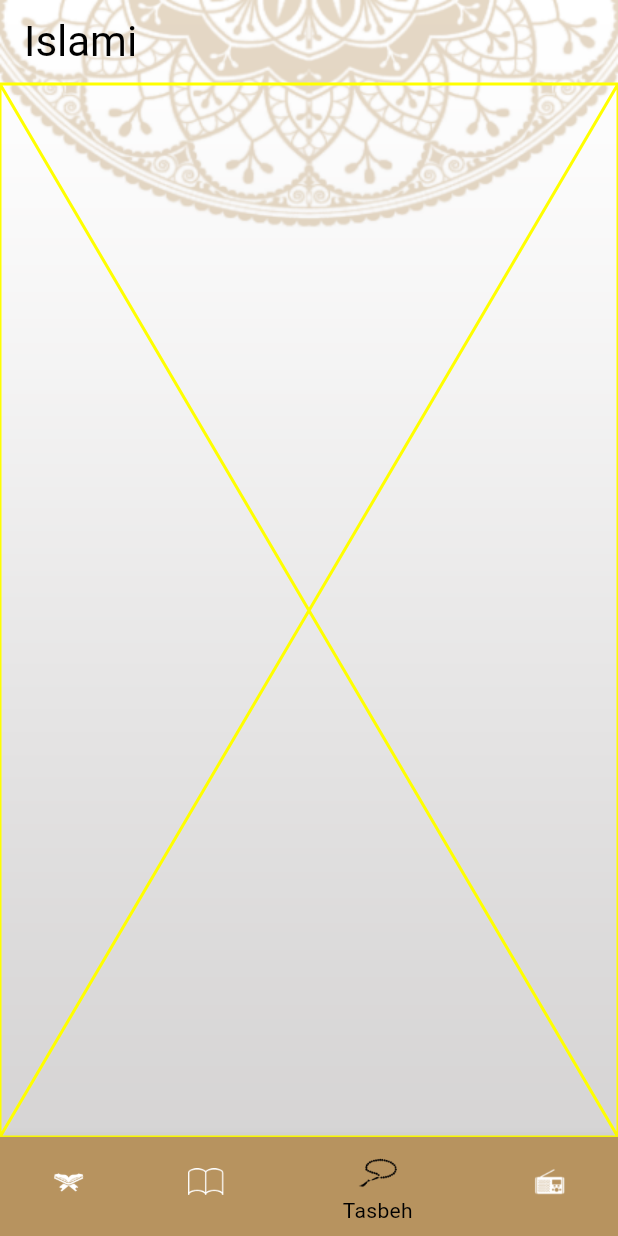
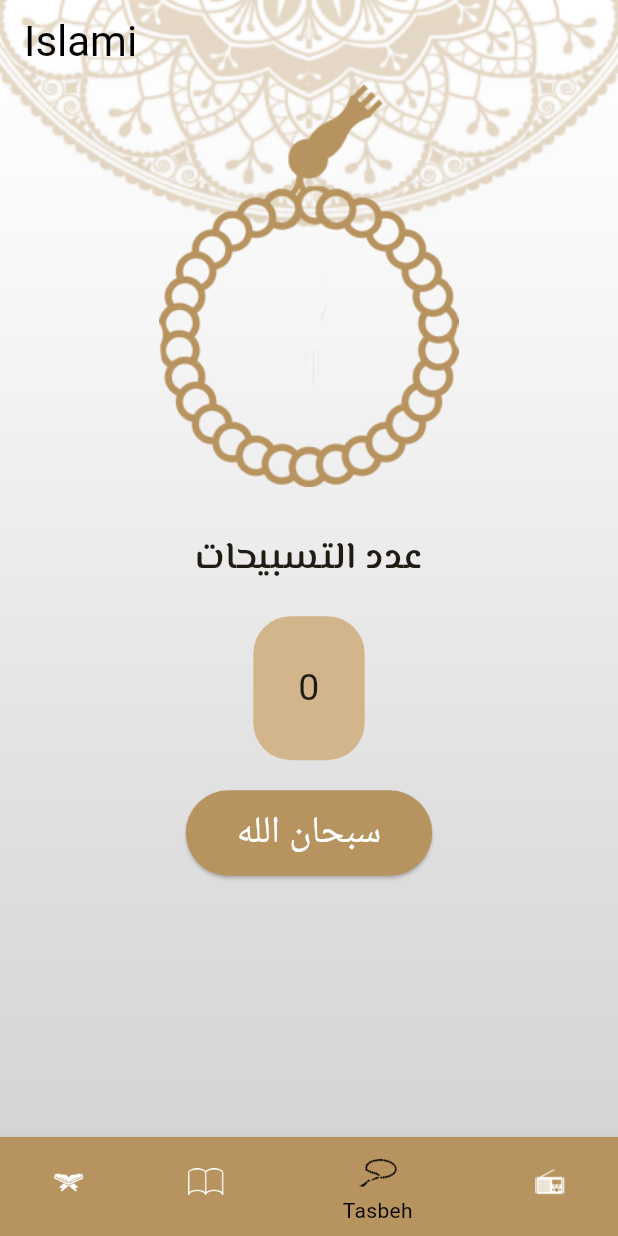
Before and after one commit to mohamednabiltraining/islami-c9-monOnline, a Flutter app: the screen it shows after launch, item 3 of the bottom bar chosen, on a phone screen of 412 x 824 dp. Run offline on Flutter 3.47's test engine with Material 2 defaults, Android fonts, the phone set to English and light mode, and no system bars.

```diff
--- a/lib/home/tasbeh/TasbehTab.dart
+++ b/lib/home/tasbeh/TasbehTab.dart
@@ -1,10 +1,96 @@
 import 'package:flutter/material.dart';
 
-class TasbehTab extends StatelessWidget {
+class TasbehTab extends StatefulWidget {
+  @override
+  State<TasbehTab> createState() => _TasbehTabState();
+}
+
+class _TasbehTabState extends State<TasbehTab> {
+  double turn = 0.0;
+  int count = 0;
+  List<String> azkhar = [
+    'سبحان الله',
+    'الحمد لله',
+    'لا إله إلا الله',
+    'الله أكبر',
+    'اللهم صلِ على سيدنا محمد و على آله و صحبه أجمعين',
+  ];
+  int zekhrNumber = 0;
+
   @override
   Widget build(BuildContext context) {
-    return const Placeholder(
-      color: Colors.yellowAccent,
+    return Directionality(
+      textDirection: TextDirection.rtl,
+      child: Column(
+        crossAxisAlignment: CrossAxisAlignment.stretch,
+        children: [
+          Expanded(
+              flex: 2,
+              child: AnimatedRotation(
+                turns: turn,
+                duration: Duration(milliseconds: 700),
+                child: Image.asset('assets/images/sebha.png'),
+              )),
+          SizedBox(
+            height: 30,
+          ),
+          Expanded(
+              flex: 3,
+              child: Column(
+                children: [
+                  Text(
+                    'عدد التسبيحات',
+                    style: TextStyle(
+                        fontSize: 25, fontFamily: 'ELMESSIRI-SEMIBOLD'),
+                  ),
+                  Container(
+                    margin: EdgeInsets.only(top: 20, bottom: 20),
+                    padding: EdgeInsets.all(30),
+                    decoration: BoxDecoration(
+                      color: Color(0xFFD2B58A),
+                      borderRadius: BorderRadius.circular(25),
+                    ),
+                    child: Text(
+                      count.toString(),
+                      style: TextStyle(
+                        fontSize: 25,
+                      ),
+                    ),
+                  ),
+                  Container(
+                    margin: EdgeInsets.symmetric(horizontal: 10),
+                    child: ElevatedButton(
+                      style: ElevatedButton.styleFrom(
+                          backgroundColor: Theme.of(context).primaryColor),
+                      onPressed: () {
+                        setState(() {
+                          turn += 0.06;
+                          if (count == 30) {
+                            count = 0;
+                            if (zekhrNumber == azkhar.length - 1) {
+                              zekhrNumber = 0;
+                            } else {
+                              zekhrNumber++;
+                            }
+                          } else {
+                            count++;
+                          }
+                        });
+                      },
+                      child: Padding(
+                        padding:
+                        EdgeInsets.symmetric(horizontal: 10, vertical: 10),
+                        child: Text(
+                          azkhar[zekhrNumber],
+                          style: TextStyle(fontSize: 25, color: Colors.white),
+                        ),
+                      ),
+                    ),
+                  )
+                ],
+              ))
+        ],
+      ),
     );
   }
 }
--- a/lib/main.dart
+++ b/lib/main.dart
@@ -13,6 +13,7 @@ class MyApp extends StatelessWidget {
   @override
   Widget build(BuildContext context) {
     return MaterialApp(
+      debugShowCheckedModeBanner: false,
       title: 'Flutter Demo',
       theme: ThemeData(
           cardColor: Colors.white,
```
Also changed, not shown: pubspec.yaml (+13 -0 lines), assets/fonts/DTHULUTH.TTF (added), assets/fonts/ElMessiri-SemiBold.ttf (added), assets/fonts/JF Flat regular.otf (added), assets/fonts/KOUFIBD.TTF (added), assets/images/sebha.png (added), pubspec.lock, 4 other files.
